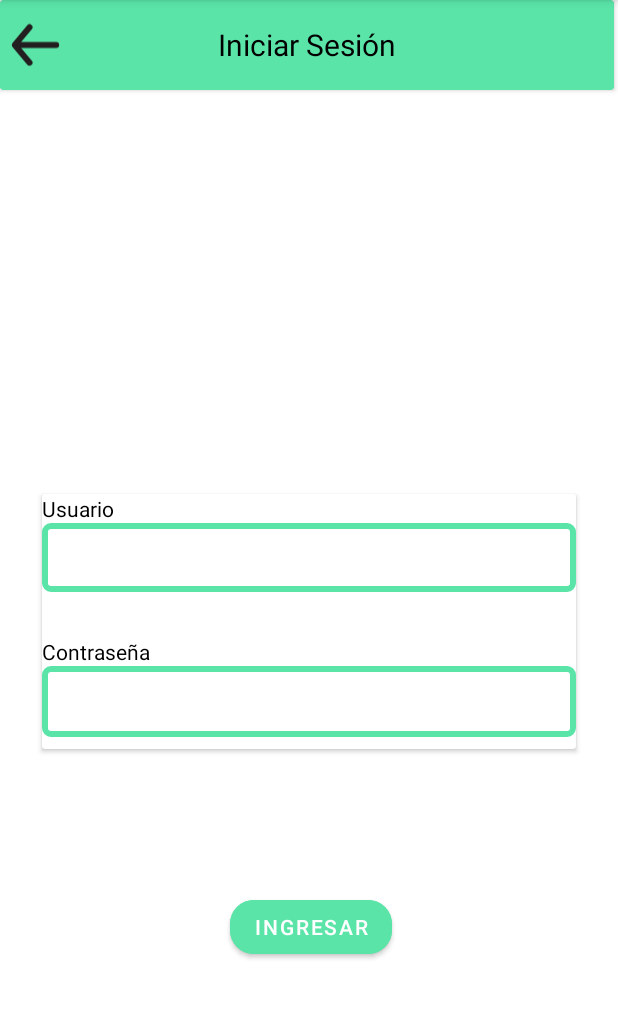
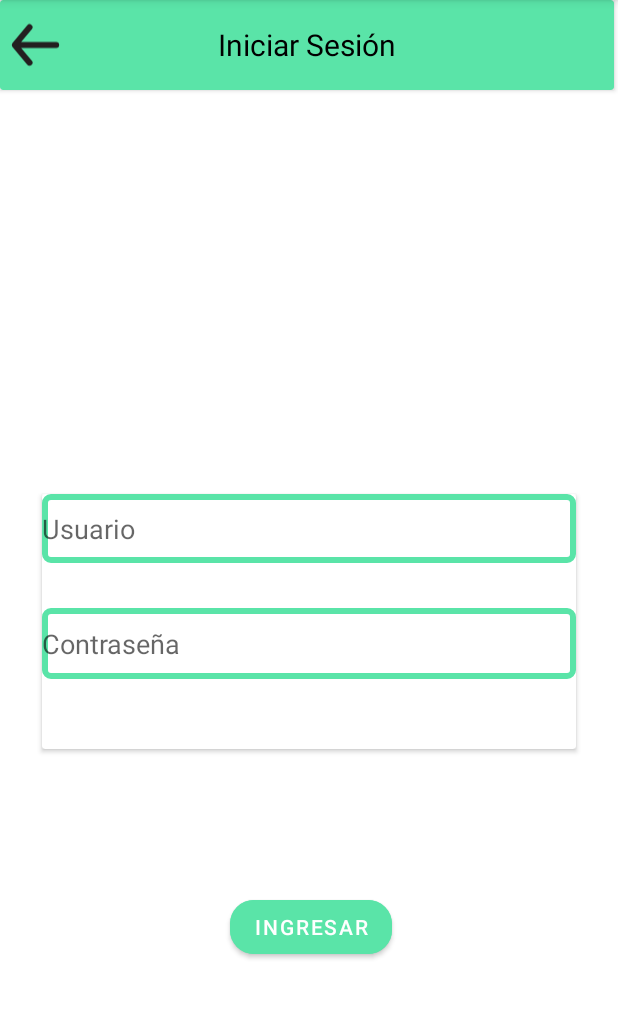
Before and after one commit to Cristian-Albadan/QTAfinal, an Android app: the SigInActivity screen opened directly, with no data from a screen before it, on a phone screen of 412 x 824 dp, the part 84-1103 px from its top. Run offline under Robolectric (Android 15) with nearby library versions, the phone set to English and light mode, and no system bars.

Commit message:
Inicio Sesion 6

```diff
--- a/app/src/main/res/layout/activity_sig_in.xml
+++ b/app/src/main/res/layout/activity_sig_in.xml
@@ -44,26 +44,19 @@
         app:layout_constraintBottom_toBottomOf="parent"
         app:layout_constraintEnd_toEndOf="parent"
         app:layout_constraintStart_toStartOf="parent"
-        app:layout_constraintTop_toBottomOf="@+id/cardView"
-        app:orientation="vertical">
+        app:layout_constraintTop_toBottomOf="@+id/cardView">
 
         <LinearLayout
             android:layout_width="match_parent"
             android:layout_height="match_parent"
             android:orientation="vertical">
 
-            <TextView
-                android:id="@+id/tvUser"
-                android:layout_width="match_parent"
-                android:layout_height="wrap_content"
-                android:text="Usuario"
-                android:textColor="@color/black" />
-
             <EditText
+                android:id="@+id/etUser"
                 android:layout_width="match_parent"
                 android:layout_height="46dp"
-
-                android:background="@drawable/edittext_border">
+                android:background="@drawable/edittext_border"
+                android:hint="Usuario">
 
             </EditText>
 
@@ -73,12 +66,6 @@
 
             </Space>
 
-            <TextView
-                android:id="@+id/tvPassword"
-                android:layout_width="match_parent"
-                android:layout_height="wrap_content"
-                android:text="Contraseña"
-                android:textColor="@color/black" />
 
             <EditText
                 android:id="@+id/editTextTextPassword"
@@ -87,6 +74,7 @@
                 android:autofillHints=""
                 android:background="@drawable/edittext_border"
                 android:ems="10"
+                android:hint="Contraseña"
                 android:inputType="textPassword" />
         </LinearLayout>
 
```
Also changed, not shown: 1 other file.
